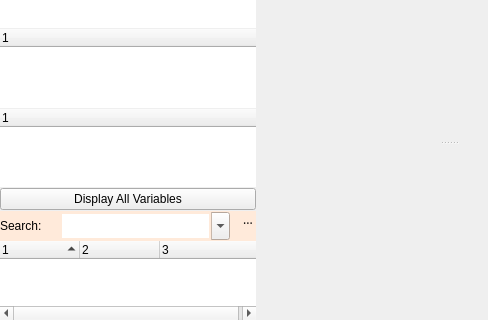
Mudlet/Mudlet, file src/ui/trigger_editor.ui: the form before one commit; both pictures show x 0 to 488 and y 368 to 688 of the 636 by 688 pixel window.
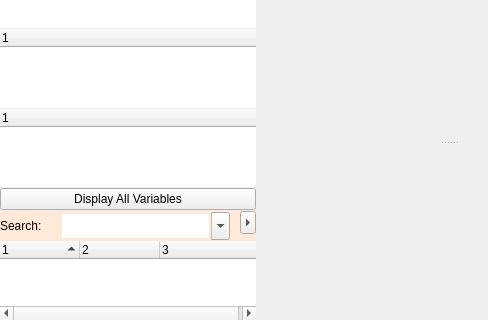
The form after the commit. Icons and pictures are not drawn. Custom widgets are drawn as their Qt base class.

Commit message: Enhance: restore misfeature eliminated in Editor show/hide search results

Patch:
```diff
--- a/src/ui/trigger_editor.ui
+++ b/src/ui/trigger_editor.ui
@@ -702,38 +702,19 @@
                   <number>0</number>
                  </property>
                  <item>
-                  <widget class="QToolButton" name="button_searchAreaClose">
-                   <property name="minimumSize">
-                    <size>
-                     <width>16</width>
-                     <height>16</height>
-                    </size>
-                   </property>
-                   <property name="maximumSize">
-                    <size>
-                     <width>16</width>
-                     <height>16</height>
-                    </size>
-                   </property>
-                   <property name="font">
-                    <font>
-                     <family>Sans Serif</family>
-                     <pointsize>9</pointsize>
-                    </font>
-                   </property>
-                   <property name="focusPolicy">
-                    <enum>Qt::NoFocus</enum>
+                  <widget class="QToolButton" name="button_toggleSearchAreaResults">
+                   <property name="toolTip">
+                    <string>&lt;html&gt;&lt;head/&gt;&lt;body&gt;&lt;p&gt;Toggles the display of the search results area.&lt;/p&gt;&lt;/body&gt;&lt;/html&gt;</string>
                    </property>
                    <property name="text">
                     <string>...</string>
                    </property>
-                   <property name="icon">
-                    <iconset resource="../mudlet_alpha.qrc">
-                     <normaloff>:/icons/application-exit.png</normaloff>:/icons/application-exit.png</iconset>
-                   </property>
-                   <property name="autoRaise">
+                   <property name="checkable">
                     <bool>true</bool>
                    </property>
+                   <property name="arrowType">
+                    <enum>Qt::RightArrow</enum>
+                   </property>
                   </widget>
                  </item>
                  <item>
```
The commit also changes 2 other files.
